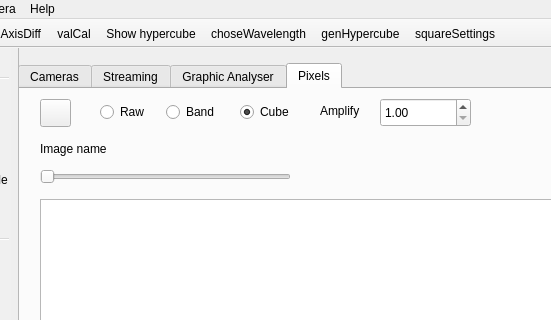
This is mainwindow.ui in JairoSalazarV/dotech.us_QtSquareHSI as Qt 5 draws it before an edit; both pictures show x 119 to 670 and y 0 to 320 of the 1141 by 790 pixel window. The edited form follows.
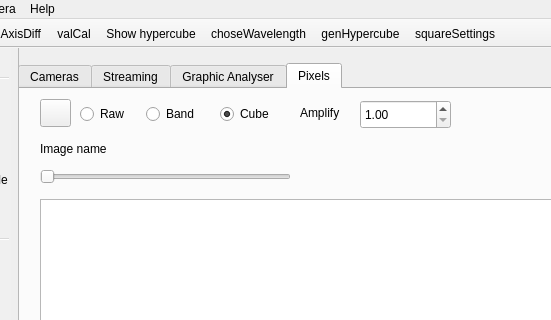
This is the edited form. Icons and pictures are not drawn.

Commit message: (x,y) added in spectral pixel plotting

The edit to the form file:
```diff
--- a/mainwindow.ui
+++ b/mainwindow.ui
@@ -1072,8 +1072,8 @@
      <widget class="QRadioButton" name="RadioLoadHypcube">
       <property name="geometry">
        <rect>
-        <x>80</x>
-        <y>10</y>
+        <x>60</x>
+        <y>12</y>
         <width>51</width>
         <height>26</height>
        </rect>
@@ -1088,8 +1088,8 @@
      <widget class="QRadioButton" name="RadioLoadHypcube_2">
       <property name="geometry">
        <rect>
-        <x>146</x>
-        <y>10</y>
+        <x>126</x>
+        <y>12</y>
         <width>61</width>
         <height>26</height>
        </rect>
@@ -1104,8 +1104,8 @@
      <widget class="QRadioButton" name="RadioLoadHypcube_3">
       <property name="geometry">
        <rect>
-        <x>220</x>
-        <y>10</y>
+        <x>200</x>
+        <y>12</y>
         <width>61</width>
         <height>26</height>
        </rect>
@@ -1123,8 +1123,8 @@
      <widget class="QDoubleSpinBox" name="spinBoxAmplifyFactor">
       <property name="geometry">
        <rect>
-        <x>360</x>
-        <y>9</y>
+        <x>340</x>
+        <y>11</y>
         <width>91</width>
         <height>29</height>
        </rect>
@@ -1142,8 +1142,8 @@
      <widget class="QLabel" name="labelAmplify">
       <property name="geometry">
        <rect>
-        <x>300</x>
-        <y>12</y>
+        <x>280</x>
+        <y>14</y>
         <width>63</width>
         <height>20</height>
        </rect>
```
Left out of the diff: 13 changed lines with no effect on the pictures. The commit also changes 1 other file.
